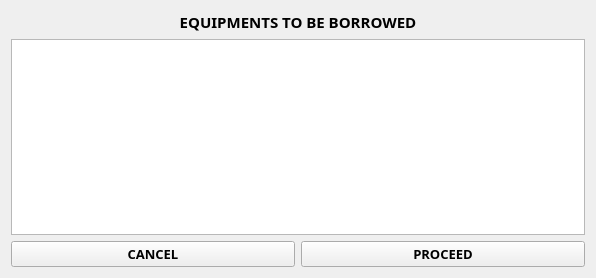
Qt form confirmations.ui (markytools/sume-borrower-app) before a commit.
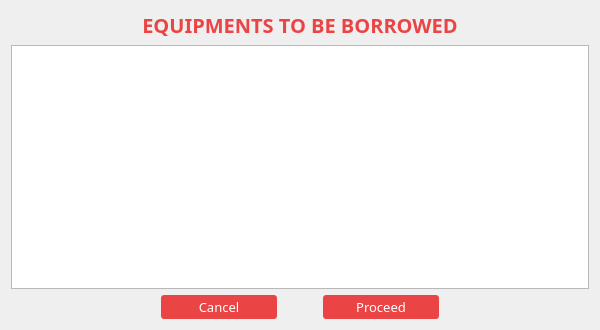
The same form after that commit.

What changed in the file:
```diff
--- a/confirmations.ui
+++ b/confirmations.ui
@@ -6,74 +6,169 @@
    <rect>
     <x>0</x>
     <y>0</y>
-    <width>596</width>
-    <height>278</height>
+    <width>600</width>
+    <height>330</height>
    </rect>
   </property>
   <property name="minimumSize">
    <size>
-    <width>596</width>
-    <height>278</height>
+    <width>600</width>
+    <height>300</height>
    </size>
   </property>
   <property name="windowTitle">
    <string>Form</string>
   </property>
+  <property name="styleSheet">
+   <string notr="true">#Confirmations{
+background-color:white;
+background:none;
+border:none;
+}</string>
+  </property>
   <layout class="QGridLayout" name="gridLayout">
-   <item row="2" column="0" colspan="2">
+   <item row="4" column="0" colspan="2">
     <widget class="QTableWidget" name="borrowEquipment">
      <property name="enabled">
       <bool>true</bool>
      </property>
-    </widget>
-   </item>
-   <item row="4" column="0">
-    <widget class="QPushButton" name="Cancel">
      <property name="font">
       <font>
-       <family>Segoe UI Black</family>
+       <family>Adobe Gothic Std B</family>
        <pointsize>10</pointsize>
-       <weight>75</weight>
-       <bold>true</bold>
       </font>
-     </property>
-     <property name="text">
-      <string>CANCEL</string>
-     </property>
-    </widget>
-   </item>
-   <item row="4" column="1">
-    <widget class="QPushButton" name="Proceed">
-     <property name="font">
-      <font>
-       <family>Segoe UI Black</family>
-       <pointsize>10</pointsize>
-       <weight>75</weight>
-       <bold>true</bold>
-      </font>
-     </property>
-     <property name="text">
-      <string>PROCEED</string>
      </property>
     </widget>
    </item>
    <item row="0" column="0" colspan="2">
-    <widget class="QLabel" name="label">
-     <property name="font">
-      <font>
-       <family>Segoe UI Black</family>
-       <pointsize>11</pointsize>
-       <weight>75</weight>
-       <bold>true</bold>
-      </font>
-     </property>
-     <property name="text">
-      <string>EQUIPMENTS TO BE BORROWED</string>
-     </property>
-     <property name="alignment">
-      <set>Qt::AlignCenter</set>
-     </property>
-    </widget>
+    <layout class="QHBoxLayout" name="horizontalLayout_2">
+     <item>
+      <widget class="QLabel" name="label">
+       <property name="font">
+        <font>
+         <family>Adobe Gothic Std B</family>
+         <pointsize>15</pointsize>
+         <weight>75</weight>
+         <bold>true</bold>
+        </font>
+       </property>
+       <property name="styleSheet">
+        <string notr="true">#label{
+background-color:transparent;
+color: #eb4444;
+background:none;
+border:none;
+}</string>
+       </property>
+       <property name="text">
+        <string>EQUIPMENTS TO BE BORROWED</string>
+       </property>
+       <property name="alignment">
+        <set>Qt::AlignCenter</set>
+       </property>
+      </widget>
+     </item>
+    </layout>
+   </item>
+   <item row="5" column="0" colspan="2">
+    <layout class="QHBoxLayout" name="horizontalLayout_3">
+     <item>
+      <spacer name="horizontalSpacer">
+       <property name="orientation">
+        <enum>Qt::Horizontal</enum>
+       </property>
+       <property name="sizeType">
+        <enum>QSizePolicy::Fixed</enum>
+       </property>
+       <property name="sizeHint" stdset="0">
+        <size>
+         <width>150</width>
+         <height>20</height>
+        </size>
+       </property>
+      </spacer>
+     </item>
+     <item>
+      <widget class="QPushButton" name="Cancel">
+       <property name="font">
+        <font>
+         <family>Adobe Gothic Std B</family>
+         <pointsize>10</pointsize>
+         <weight>50</weight>
+         <bold>false</bold>
+        </font>
+       </property>
+       <property name="styleSheet">
+        <string notr="true">#Cancel{
+background-color: #eb4444;
+color: white;
+border-style: outset;
+border-radius: 3px;
+padding: 3px;
+}</string>
+       </property>
+       <property name="text">
+        <string>Cancel</string>
+       </property>
+      </widget>
+     </item>
+     <item>
+      <spacer name="horizontalSpacer_2">
+       <property name="orientation">
+        <enum>Qt::Horizontal</enum>
+       </property>
+       <property name="sizeType">
+        <enum>QSizePolicy::Fixed</enum>
+       </property>
+       <property name="sizeHint" stdset="0">
+        <size>
+         <width>40</width>
+         <height>20</height>
+        </size>
+       </property>
+      </spacer>
+     </item>
+     <item>
+      <widget class="QPushButton" name="Proceed">
+       <property name="font">
+        <font>
+         <family>Adobe Gothic Std B</family>
+         <pointsize>10</pointsize>
+         <weight>50</weight>
+         <bold>false</bold>
+        </font>
+       </property>
+       <property name="styleSheet">
+        <string notr="true">#Proceed{
+background-color: #eb4444;
+color: white;
+border-style: outset;
+border-radius: 3px;
+padding: 3px;
+}</string>
+       </property>
+       <property name="text">
+        <string>Proceed</string>
+       </property>
+      </widget>
+     </item>
+     <item>
+      <spacer name="horizontalSpacer_3">
+       <property name="orientation">
+        <enum>Qt::Horizontal</enum>
+       </property>
+       <property name="sizeType">
+        <enum>QSizePolicy::Fixed</enum>
+       </property>
+       <property name="sizeHint" stdset="0">
+        <size>
+         <width>150</width>
+         <height>20</height>
+        </size>
+       </property>
+      </spacer>
+     </item>
+    </layout>
    </item>
   </layout>
  </widget>
```
